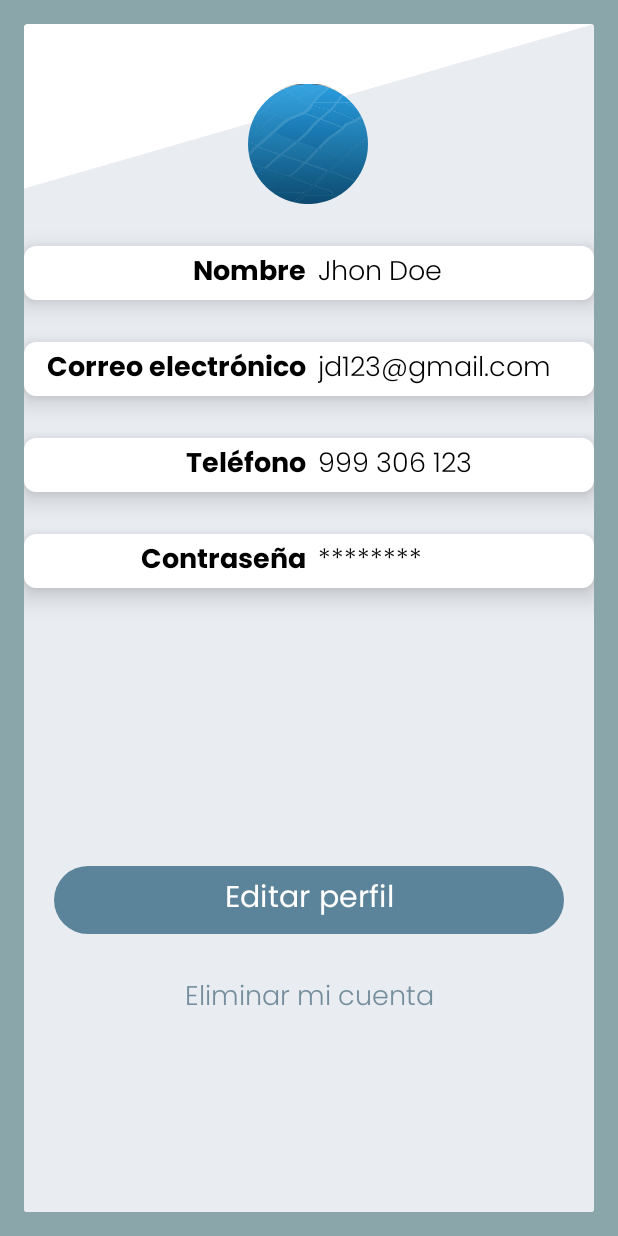
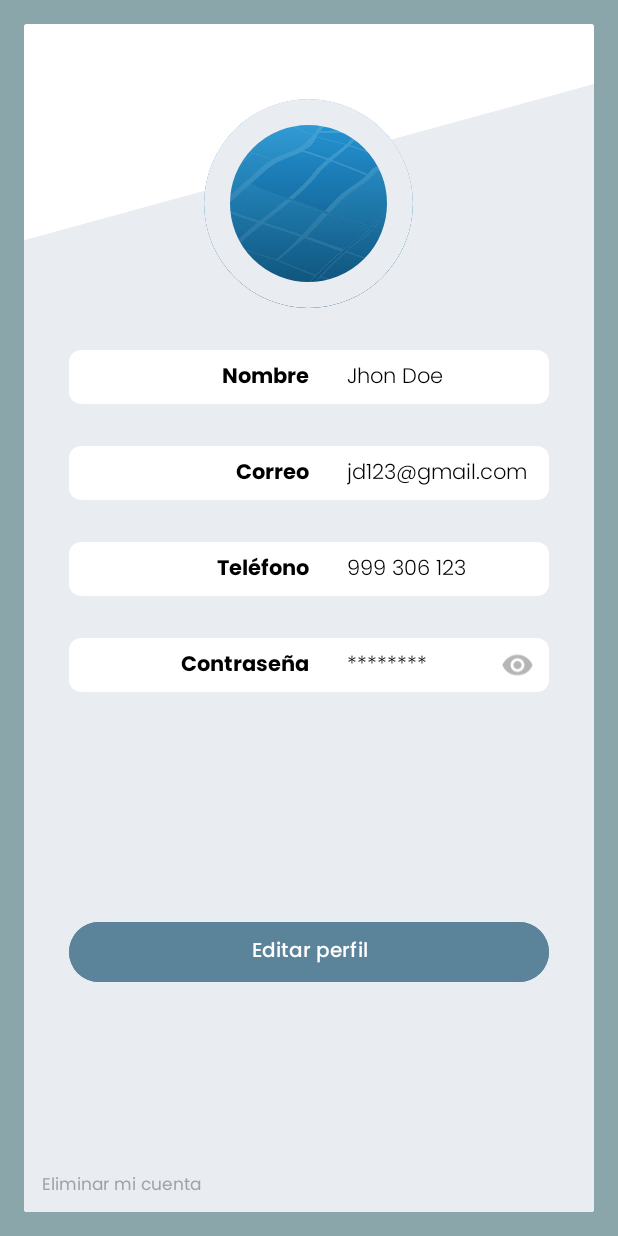
Before and after one commit to PeaceApp-UPC-4438/PeaceApp-Mobile, an Android app: the fragment ProfileMainDialogFragment placed in its activity, on a phone screen of 412 x 824 dp. Run offline under Robolectric (Android 15) with nearby library versions, the phone set to English and light mode, and no system bars.

Commit message:
feat(profile): updated design

```diff
--- a/app/src/main/res/layout/profile_main.xml
+++ b/app/src/main/res/layout/profile_main.xml
@@ -5,53 +5,62 @@
     android:layout_width="match_parent"
     android:layout_height="match_parent"
     android:fillViewport="true"
+    android:background="@color/white"
     tools:context=".Profile.ProfileMainDialogFragment">
 
     <androidx.constraintlayout.widget.ConstraintLayout
         android:id="@+id/profile_main"
-        android:paddingTop="20dp"
+        android:layout_marginTop="40dp"
         android:background="@drawable/profile_background"
         android:layout_width="match_parent"
         android:layout_height="wrap_content">
 
-        <ImageView
-            android:id="@+id/mainTxt"
-            android:layout_width="80dp"
-            android:layout_height="80dp"
-            android:layout_marginTop="20dp"
-            android:background="@drawable/user_photo"
-            android:scaleType="centerCrop"
-            android:src="@drawable/user_photo"
+        <com.google.android.material.card.MaterialCardView
+            android:id="@+id/imageBorder"
+            android:layout_width="139dp"
+            android:layout_height="139dp"
+            app:strokeColor="#E9ECF1"
+            app:strokeWidth="17.5dp"
+            app:cardCornerRadius="100dp"
+            android:layout_margin="10dp"
             app:layout_constraintBottom_toBottomOf="parent"
             app:layout_constraintEnd_toEndOf="parent"
             app:layout_constraintHorizontal_bias="0.497"
             app:layout_constraintStart_toStartOf="parent"
             app:layout_constraintTop_toTopOf="parent"
-            app:layout_constraintVertical_bias="0.0" />
+            app:layout_constraintVertical_bias="0.0">
+            <ImageView
+                android:id="@+id/mainTxt"
+                android:layout_width="match_parent"
+                android:layout_height="match_parent"
+                android:scaleType="centerCrop"
+                android:src="@drawable/image_user_default" />
+        </com.google.android.material.card.MaterialCardView>
+
 
         <androidx.constraintlayout.widget.ConstraintLayout
             android:id="@+id/Layout_name"
-            android:layout_width="380dp"
+            android:layout_width="match_parent"
+            android:layout_marginStart="30dp"
+            android:layout_marginEnd="30dp"
             android:layout_height="36dp"
             android:layout_marginTop="28dp"
-            android:elevation="10dp"
             android:background="@drawable/rounded_background"
             app:layout_constraintEnd_toEndOf="parent"
             app:layout_constraintHorizontal_bias="0.483"
             app:layout_constraintStart_toStartOf="parent"
-            app:layout_constraintTop_toBottomOf="@+id/mainTxt">
+            app:layout_constraintTop_toBottomOf="@+id/imageBorder">
 
             <TextView
                 android:id="@+id/txt_placeholder_name"
                 android:layout_width="wrap_content"
                 android:layout_height="wrap_content"
-                android:layout_marginEnd="8dp"
+                android:layout_marginEnd="25dp"
                 android:fontFamily="@font/poppins_bold"
                 android:gravity="end"
                 android:text="Nombre"
                 android:textColor="@color/black"
-                android:textSize="18sp"
-                app:layout_constraintEnd_toEndOf="parent"
+                android:textSize="14sp"
                 app:layout_constraintBottom_toBottomOf="parent"
                 app:layout_constraintEnd_toStartOf="@+id/txt_user_name"
                 app:layout_constraintTop_toTopOf="parent" />
@@ -60,24 +69,25 @@
                 android:id="@+id/txt_user_name"
                 android:layout_width="wrap_content"
                 android:layout_height="wrap_content"
-                android:layout_marginStart="196dp"
+                android:layout_marginStart="185dp"
                 android:fontFamily="@font/poppins_light"
                 android:text="Jhon Doe"
                 android:textColor="@color/black"
-                android:textSize="18sp"
+                android:textSize="14sp"
                 app:layout_constraintBottom_toBottomOf="parent"
                 app:layout_constraintEnd_toEndOf="parent"
                 app:layout_constraintHorizontal_bias="0.0"
                 app:layout_constraintStart_toStartOf="parent"
                 app:layout_constraintTop_toTopOf="parent"
-                app:layout_constraintVertical_bias="0.714" />
+
+                />
         </androidx.constraintlayout.widget.ConstraintLayout>
 
         <androidx.constraintlayout.widget.ConstraintLayout
             android:id="@+id/Layout_email"
-            android:elevation="10dp"
-
-            android:layout_width="380dp"
+            android:layout_width="match_parent"
+            android:layout_marginStart="30dp"
+            android:layout_marginEnd="30dp"
             android:layout_height="36dp"
             android:layout_marginTop="28dp"
             android:background="@drawable/rounded_background"
@@ -90,12 +100,12 @@
                 android:id="@+id/txt_placeholder_email"
                 android:layout_width="wrap_content"
                 android:layout_height="wrap_content"
-                android:layout_marginEnd="8dp"
+                android:layout_marginEnd="25dp"
                 android:fontFamily="@font/poppins_bold"
                 android:gravity="end"
-                android:text="Correo electrónico"
+                android:text="Correo"
                 android:textColor="@color/black"
-                android:textSize="18sp"
+                android:textSize="14sp"
                 app:layout_constraintBottom_toBottomOf="parent"
                 app:layout_constraintEnd_toStartOf="@+id/txt_user_email"
                 app:layout_constraintTop_toTopOf="parent" />
@@ -104,11 +114,11 @@
                 android:id="@+id/txt_user_email"
                 android:layout_width="wrap_content"
                 android:layout_height="wrap_content"
-                android:layout_marginStart="196dp"
+                android:layout_marginStart="185dp"
                 android:fontFamily="@font/poppins_light"
                 android:text="jd123@gmail.com"
                 android:textColor="@color/black"
-                android:textSize="18sp"
+                android:textSize="14sp"
                 app:layout_constraintBottom_toBottomOf="parent"
                 app:layout_constraintEnd_toEndOf="parent"
                 app:layout_constraintHorizontal_bias="0.0"
@@ -119,9 +129,9 @@
 
         <androidx.constraintlayout.widget.ConstraintLayout
             android:id="@+id/Layout_phone"
-            android:elevation="10dp"
-
-            android:layout_width="380dp"
+            android:layout_width="match_parent"
+            android:layout_marginStart="30dp"
+            android:layout_marginEnd="30dp"
             android:layout_height="36dp"
             android:layout_marginTop="28dp"
             android:background="@drawable/rounded_background"
@@ -134,12 +144,12 @@
                 android:id="@+id/txt_placeholder_phone"
                 android:layout_width="wrap_content"
                 android:layout_height="wrap_content"
-                android:layout_marginEnd="8dp"
+                android:layout_marginEnd="25dp"
                 android:fontFamily="@font/poppins_bold"
                 android:gravity="end"
                 android:text="Teléfono"
                 android:textColor="@color/black"
-                android:textSize="18sp"
+                android:textSize="14sp"
                 app:layout_constraintBottom_toBottomOf="parent"
                 app:layout_constraintEnd_toStartOf="@+id/txt_user_phone"
                 app:layout_constraintTop_toTopOf="parent" />
@@ -148,24 +158,23 @@
                 android:id="@+id/txt_user_phone"
                 android:layout_width="wrap_content"
                 android:layout_height="wrap_content"
-                android:layout_marginStart="196dp"
+                android:layout_marginStart="185dp"
                 android:fontFamily="@font/poppins_light"
                 android:text="999 306 123"
                 android:textColor="@color/black"
-                android:textSize="18sp"
+                android:textSize="14sp"
                 app:layout_constraintBottom_toBottomOf="parent"
                 app:layout_constraintEnd_toEndOf="parent"
                 app:layout_constraintHorizontal_bias="0.0"
                 app:layout_constraintStart_toStartOf="parent"
-                app:layout_constraintTop_toTopOf="parent"
-                app:layout_constraintVertical_bias="0.714" />
+                app:layout_constraintTop_toTopOf="parent"/>
         </androidx.constraintlayout.widget.ConstraintLayout>
 
         <androidx.constraintlayout.widget.ConstraintLayout
             android:id="@+id/Layout_password"
-            android:elevation="10dp"
-
-            android:layout_width="380dp"
+            android:layout_width="match_parent"
+            android:layout_marginStart="30dp"
+            android:layout_marginEnd="30dp"
             android:layout_height="36dp"
             android:layout_marginTop="28dp"
             android:background="@drawable/rounded_background"
@@ -178,12 +187,12 @@
                 android:id="@+id/txt_placeholder_password"
                 android:layout_width="wrap_content"
                 android:layout_height="wrap_content"
-                android:layout_marginEnd="8dp"
+                android:layout_marginEnd="25dp"
                 android:fontFamily="@font/poppins_bold"
                 android:gravity="end"
                 android:text="Contraseña"
                 android:textColor="@color/black"
-                android:textSize="18sp"
+                android:textSize="14sp"
                 app:layout_constraintBottom_toBottomOf="parent"
                 app:layout_constraintEnd_toStartOf="@+id/txt_user_password"
                 app:layout_constraintTop_toTopOf="parent" />
@@ -192,44 +201,60 @@
                 android:id="@+id/txt_user_password"
                 android:layout_width="wrap_content"
                 android:layout_height="wrap_content"
-                android:layout_marginStart="196dp"
+                android:layout_marginStart="185dp"
                 android:fontFamily="@font/poppins_light"
                 android:text="********"
                 android:textColor="@color/black"
-                android:textSize="18sp"
+                android:textSize="14sp"
                 app:layout_constraintBottom_toBottomOf="parent"
                 app:layout_constraintEnd_toEndOf="parent"
                 app:layout_constraintHorizontal_bias="0.0"
                 app:layout_constraintStart_toStartOf="parent"
-                app:layout_constraintTop_toTopOf="parent"
-                app:layout_constraintVertical_bias="0.714" />
+                app:layout_constraintTop_toTopOf="parent"/>
+            <ImageView
+                android:layout_width="22dp"
+                android:layout_height="wrap_content"
+                android:layout_marginEnd="10dp"
+                android:src="@drawable/ic_eye_open"
+                app:layout_constraintEnd_toEndOf="@id/Layout_password"
+                app:layout_constraintTop_toTopOf="@id/Layout_password"
+                app:layout_constraintBottom_toBottomOf="@id/Layout_password"
+                app:tint="#B6B6B6" />
         </androidx.constraintlayout.widget.ConstraintLayout>
 
-        <Button
+        <com.google.android.material.button.MaterialButton
             android:id="@+id/btnEditar"
+            android:textAllCaps="false"
             android:layout_width="match_parent"
+            android:layout_marginEnd="30dp"
+            android:layout_marginStart="30dp"
             android:layout_height="wrap_content"
-            android:layout_margin="20dp"
-            android:layout_marginTop="76dp"
+            android:fontFamily="@font/poppins_medium"
+            android:backgroundTint="#5B8399"
+            android:elegantTextHeight="true"
+            android:textColor="@color/white"
             android:text="Editar perfil"
-            android:textSize="20sp"
+            android:textSize="13sp"
             app:layout_constraintBottom_toBottomOf="parent"
             app:layout_constraintEnd_toEndOf="parent"
-            app:layout_constraintTop_toBottomOf="@+id/Layout_password" />
+            app:layout_constraintTop_toBottomOf="@+id/Layout_password"
+            />
 
         <TextView
             android:id="@+id/btnEliminar"
             android:layout_width="wrap_content"
             android:layout_height="wrap_content"
             android:layout_marginTop="24dp"
-            android:fontFamily="@font/poppins_light"
+            android:fontFamily="@font/poppins_regular"
             android:textColorHighlight="@color/danger"
             android:text="Eliminar mi cuenta"
-            android:textColor="#758E9D"
-            android:textSize="18sp"
-            app:layout_constraintEnd_toEndOf="parent"
+            android:textColor="#A2A2A2"
+            android:textSize="11sp"
             app:layout_constraintStart_toStartOf="parent"
-            app:layout_constraintTop_toBottomOf="@+id/btnEditar" />
+            app:layout_constraintBottom_toBottomOf="parent"
+            android:layout_marginStart="12dp"
+            android:layout_marginBottom="8dp"
+            />
 
     </androidx.constraintlayout.widget.ConstraintLayout>
 </ScrollView>
```
Also changed, not shown: app/src/main/res/layout/profile_edit.xml (+6 -67 lines), app/src/main/res/layout/profile_photo_image.xml (added, +9 -0 lines), app/src/main/res/drawable/image_user_default.jpg (added).
